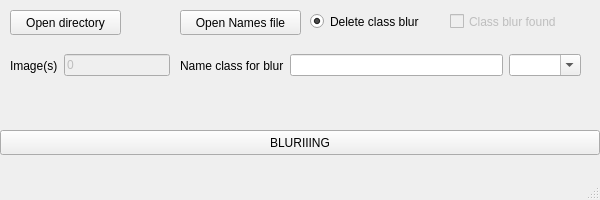
First picture: the form in mainwindow.ui, repository MaksS7/Bluring, before the edit.
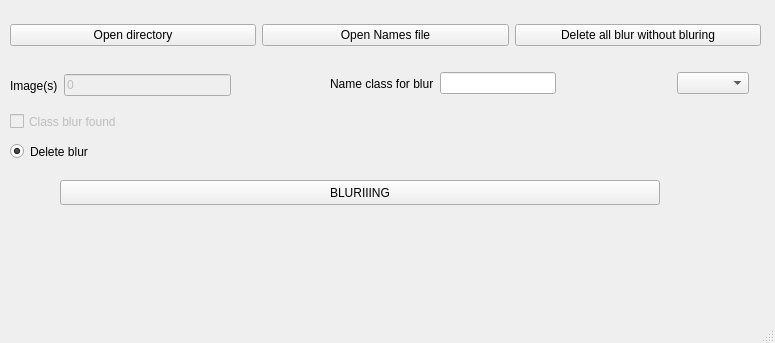
Second picture: the form after the edit.

Commit message: v00.0009 add delete blur info without bluring

What changed in the file:
```diff
--- a/mainwindow.ui
+++ b/mainwindow.ui
@@ -6,8 +6,8 @@
    <rect>
     <x>0</x>
     <y>0</y>
-    <width>600</width>
-    <height>200</height>
+    <width>775</width>
+    <height>343</height>
    </rect>
   </property>
   <property name="sizePolicy">
@@ -20,44 +20,102 @@
    <string>App blur</string>
   </property>
   <widget class="QWidget" name="centralwidget">
-   <widget class="QPushButton" name="btnOpenDir">
+   <widget class="QPushButton" name="btnBlur">
     <property name="geometry">
      <rect>
+      <x>60</x>
+      <y>180</y>
+      <width>600</width>
+      <height>25</height>
+     </rect>
+    </property>
+    <property name="text">
+     <string>BLURIIING</string>
+    </property>
+   </widget>
+   <widget class="QWidget" name="horizontalLayoutWidget_3">
+    <property name="geometry">
+     <rect>
       <x>10</x>
       <y>10</y>
-      <width>111</width>
-      <height>25</height>
+      <width>751</width>
+      <height>51</height>
      </rect>
     </property>
+    <layout class="QHBoxLayout" name="horizontalLayout_3">
+     <item>
+      <widget class="QPushButton" name="btnOpenDir">
+       <property name="toolTip">
+        <string>Open dir with image</string>
+       </property>
+       <property name="text">
+        <string>Open directory</string>
+       </property>
+      </widget>
+     </item>
+     <item>
+      <widget class="QPushButton" name="btnOpenNamesFile">
+       <property name="toolTip">
+        <string>Open file with name class</string>
+       </property>
+       <property name="text">
+        <string>Open Names file</string>
+       </property>
+      </widget>
+     </item>
+     <item>
+      <widget class="QPushButton" name="btnDeleteAllBlure">
+       <property name="text">
+        <string>Delete all blur without bluring</string>
+       </property>
+      </widget>
+     </item>
+    </layout>
+   </widget>
+   <widget class="QCheckBox" name="cbClassBlurFound">
+    <property name="enabled">
+     <bool>false</bool>
+    </property>
+    <property name="geometry">
+     <rect>
+      <x>10</x>
+      <y>110</y>
+      <width>135</width>
+      <height>23</height>
+     </rect>
+    </property>
     <property name="toolTip">
      <string>Open dir with image</string>
     </property>
     <property name="text">
-     <string>Open directory</string>
+     <string>Class blur found</string>
     </property>
    </widget>
-   <widget class="QPushButton" name="btnOpenNamesFile">
+   <widget class="QRadioButton" name="rbDeleteClassBlur">
     <property name="geometry">
      <rect>
-      <x>180</x>
-      <y>10</y>
-      <width>121</width>
-      <height>25</height>
+      <x>10</x>
+      <y>140</y>
+      <width>101</width>
+      <height>23</height>
      </rect>
     </property>
     <property name="toolTip">
      <string>Open file with name class</string>
     </property>
     <property name="text">
-     <string>Open Names file</string>
+     <string>Delete blur</string>
+    </property>
+    <property name="checked">
+     <bool>true</bool>
     </property>
    </widget>
    <widget class="QWidget" name="horizontalLayoutWidget">
     <property name="geometry">
      <rect>
       <x>10</x>
-      <y>50</y>
-      <width>160</width>
+      <y>70</y>
+      <width>221</width>
       <height>31</height>
      </rect>
     </property>
@@ -93,42 +151,13 @@
      </item>
     </layout>
    </widget>
-   <widget class="QPushButton" name="btnBlur">
-    <property name="geometry">
-     <rect>
-      <x>0</x>
-      <y>130</y>
-      <width>600</width>
-      <height>25</height>
-     </rect>
-    </property>
-    <property name="text">
-     <string>BLURIIING</string>
-    </property>
-   </widget>
-   <widget class="QRadioButton" name="rbDeleteClassBlur">
-    <property name="geometry">
-     <rect>
-      <x>310</x>
-      <y>10</y>
-      <width>131</width>
-      <height>23</height>
-     </rect>
-    </property>
-    <property name="text">
-     <string>Delete class blur</string>
-    </property>
-    <property name="checked">
-     <bool>true</bool>
-    </property>
-   </widget>
    <widget class="QWidget" name="horizontalLayoutWidget_2">
     <property name="geometry">
      <rect>
-      <x>180</x>
-      <y>50</y>
-      <width>401</width>
-      <height>31</height>
+      <x>330</x>
+      <y>60</y>
+      <width>419</width>
+      <height>47</height>
      </rect>
     </property>
     <layout class="QHBoxLayout" name="horizontalLayout_2">
@@ -155,10 +184,23 @@
        </property>
       </widget>
      </item>
+     <item>
+      <spacer name="horizontalSpacer_4">
+       <property name="orientation">
+        <enum>Qt::Horizontal</enum>
+       </property>
+       <property name="sizeHint" stdset="0">
+        <size>
+         <width>40</width>
+         <height>20</height>
+        </size>
+       </property>
+      </spacer>
+     </item>
      <item>
       <widget class="QComboBox" name="comboBoxNameClassForBlure">
        <property name="editable">
-        <bool>true</bool>
+        <bool>false</bool>
        </property>
        <property name="currentText">
         <string/>
@@ -167,28 +209,6 @@
      </item>
     </layout>
    </widget>
-   <widget class="QCheckBox" name="cbClassBlurFound">
-    <property name="enabled">
-     <bool>false</bool>
-    </property>
-    <property name="geometry">
-     <rect>
-      <x>450</x>
-      <y>10</y>
-      <width>151</width>
-      <height>23</height>
-     </rect>
-    </property>
-    <property name="toolTip">
-     <string>Indicates whether a class for blurring was found</string>
-    </property>
-    <property name="text">
-     <string>Class blur found</string>
-    </property>
-    <property name="checkable">
-     <bool>true</bool>
-    </property>
-   </widget>
   </widget>
   <widget class="QMenuBar" name="menubar">
    <property name="geometry">
```
Left out of the diff: 9 changed lines with no effect on the pictures. The commit also changes 2 other files.
